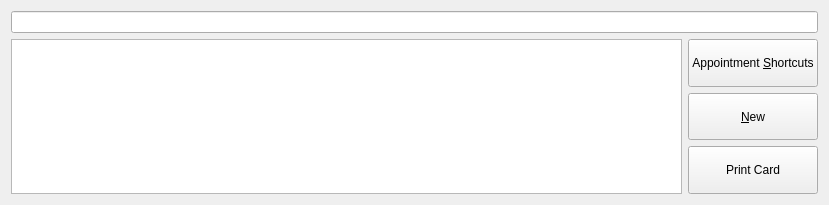
Above: src/openmolar/qt-designer/patient_diary.ui from rowinggolfer/openmolar1 before the change. Below: the same form after it.
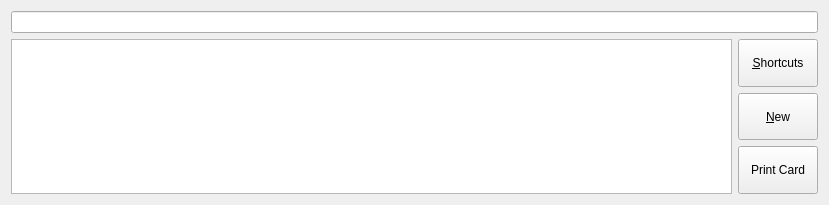
That is the form after the change. Icons and pictures are not drawn.

Patch:
```diff
--- a/src/openmolar/qt-designer/patient_diary.ui
+++ b/src/openmolar/qt-designer/patient_diary.ui
@@ -32,7 +32,7 @@
       <string>A Wizard to select some common appointment combinations</string>
      </property>
      <property name="text">
-      <string>Appointment &amp;Shortcuts</string>
+      <string>&amp;Shortcuts</string>
      </property>
     </widget>
    </item>
```
